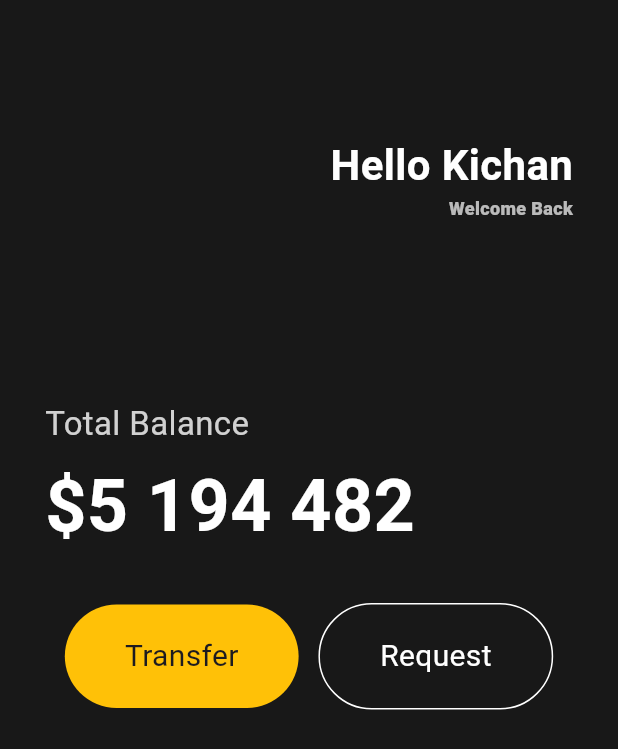
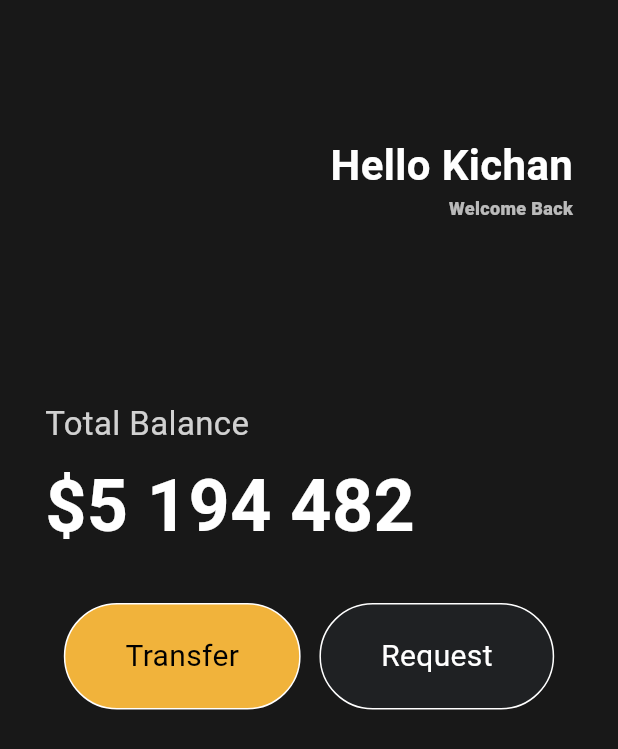
Before and after one commit to LEEKICHAN0102/webtoon_flutter, a Flutter app: the screen it shows after launch, on a phone screen of 412 x 824 dp. Shown: the top 749 px of the screen. Run offline on Flutter 3.47's test engine with Material 3 defaults, Android fonts, the phone set to English and light mode, and no system bars.

Commit message:
widgets reusedable

```diff
--- a/lib/main.dart
+++ b/lib/main.dart
@@ -1,4 +1,5 @@
 import 'package:flutter/material.dart';
+import 'package:webtoon_flutter/widgets/button.dart';
 
 void main() {
   runApp(const MyApp());
@@ -71,48 +72,18 @@ class MyApp extends StatelessWidget {
               const SizedBox(
                 height: 30,
               ),
-              Row(
+              const Row(
                 mainAxisAlignment: MainAxisAlignment.spaceEvenly,
                 children: [
-                  Container(
-                    decoration: BoxDecoration(
-                      color: Colors.amber,
-                      borderRadius: BorderRadius.circular(45),
-                    ),
-                    child: const Padding(
-                      padding: EdgeInsets.symmetric(
-                        vertical: 20,
-                        horizontal: 40,
-                      ),
-                      child: Text(
-                        'Transfer',
-                        style: TextStyle(
-                          fontSize: 20,
-                        ),
-                      ),
-                    ),
+                  Button(
+                    text: "Transfer",
+                    bgColor: Color(0xFFF1B33B),
+                    textColor: Colors.black,
                   ),
-                  Container(
-                    decoration: BoxDecoration(
-                        color: const Color(0x001f2123),
-                        borderRadius: BorderRadius.circular(45),
-                        border: Border.all(
-                          width: 1,
-                          color: Colors.white,
-                        )),
-                    child: const Padding(
-                      padding: EdgeInsets.symmetric(
-                        vertical: 20,
-                        horizontal: 40,
-                      ),
-                      child: Text(
-                        'Request',
-                        style: TextStyle(
-                          fontSize: 20,
-                          color: Colors.white,
-                        ),
-                      ),
-                    ),
+                  Button(
+                    text: "Request",
+                    bgColor: Color(0xFF1F2123),
+                    textColor: Colors.white,
                   )
                 ],
               )
--- /dev/null
+++ b/lib/widgets/button.dart
@@ -0,0 +1,40 @@
+import 'package:flutter/material.dart';
+
+class Button extends StatelessWidget {
+  final String text;
+  final Color bgColor;
+  final Color textColor;
+
+  const Button({
+    super.key,
+    required this.text,
+    required this.bgColor,
+    required this.textColor,
+  });
+
+  @override
+  Widget build(BuildContext context) {
+    return Container(
+      decoration: BoxDecoration(
+          color: bgColor,
+          borderRadius: BorderRadius.circular(45),
+          border: Border.all(
+            width: 1,
+            color: Colors.white,
+          )),
+      child: Padding(
+        padding: const EdgeInsets.symmetric(
+          vertical: 20,
+          horizontal: 40,
+        ),
+        child: Text(
+          text,
+          style: TextStyle(
+            fontSize: 20,
+            color: textColor,
+          ),
+        ),
+      ),
+    );
+  }
+}
```
